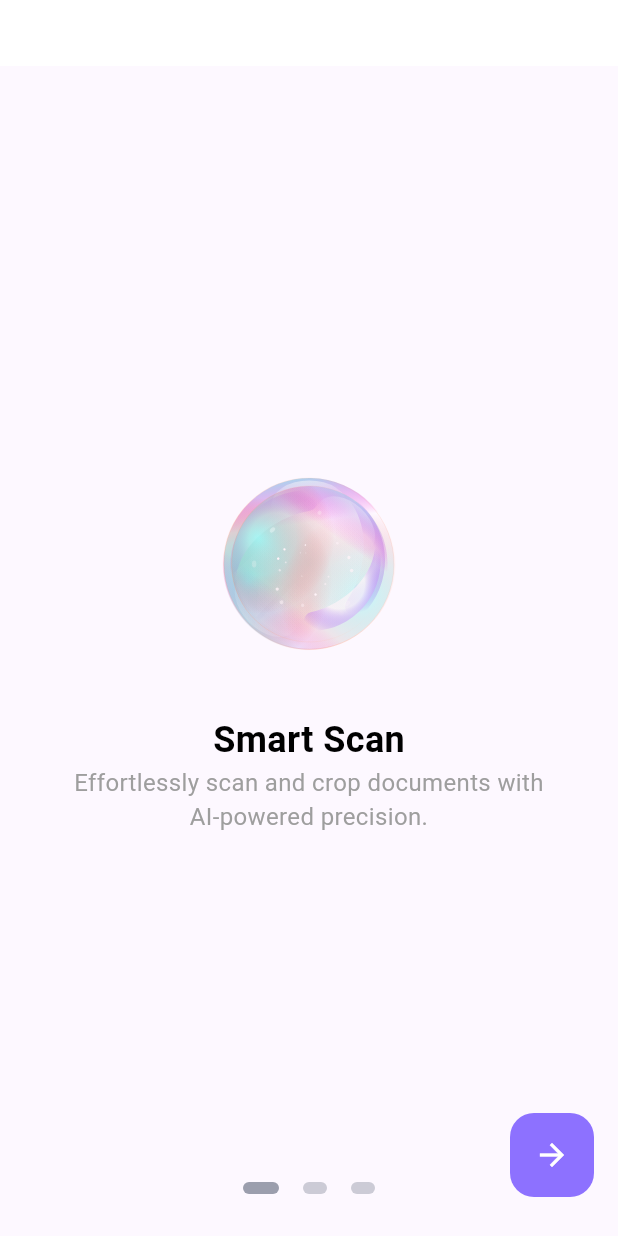
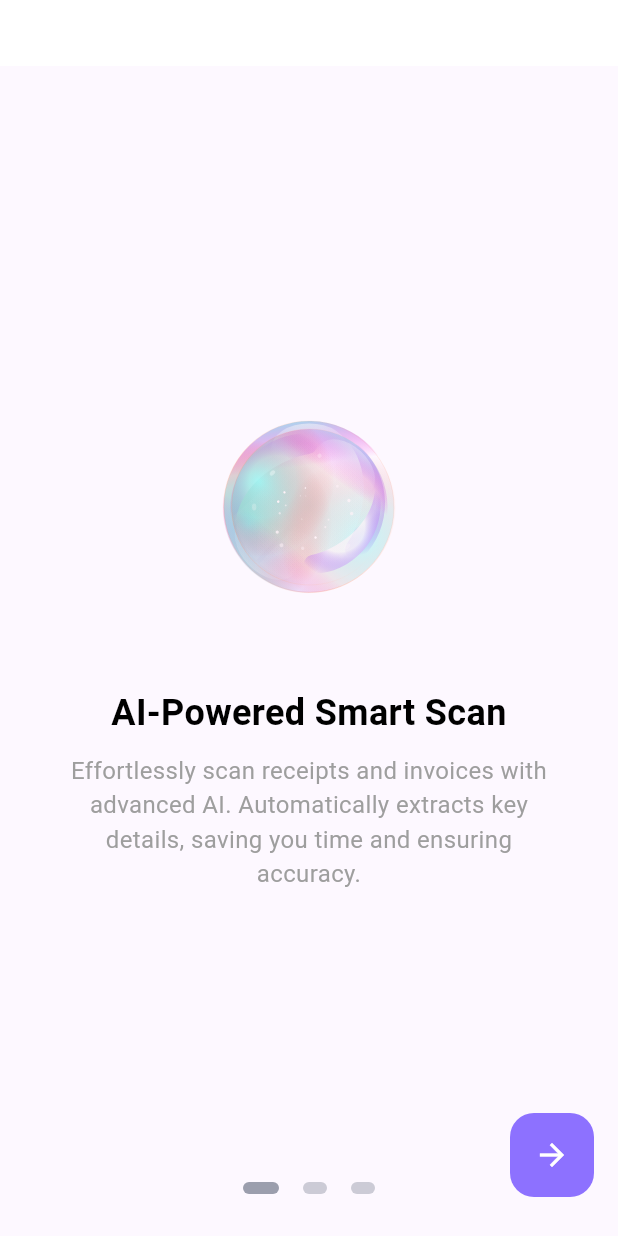
Before and after one commit to joyal670/receipt_management, a Flutter app: the screen it shows after launch, on a phone screen of 412 x 824 dp. Run offline on Flutter 3.47's test engine with Material 3 defaults, Android fonts, the phone set to English and light mode, and no system bars; drawn by our look-alikes of flutter_onboarding_slider; our stand-ins replace circle_nav_bar, firebase_ai, firebase_core, fl_chart, flutter_expandable_fab, image_picker and 2 more; missing offline and left inert: excel; accounts and stored records are empty.

Commit message:
feat: Enhance onboarding and add dynamic weekly spending chart
- **Onboarding Screen (welcome_screen.dart):**
    - Updated text content for all three onboarding slides to be more descriptive and engaging.
    - Adjusted spacing and text alignment for better visual presentation.
- **Home Screen (home_screen.dart):**
    - Integrated a new `BarChartSection` to display weekly spending.
        - The chart is now the first tab in the bottom navigation.
        - Chart data is dynamically generated based on the `invoicesNotifier`.
    - Changed AppBar title to "InvoyAI" and removed automatic back button.
- **Bar Chart Widget (bar_chart_section.dart):**
    - Created a new `BarChartSection` widget using `fl_chart`.
    - The chart visualizes daily total spending for the current week (Mon-Sun).
    - It aggregates invoice amounts based on their dates.
    - Includes touch interactivity to show tooltips with formatted amounts (e.g., "₹123.45").
    - Features a gradient bar design and customized titles for days of the week.
    - `maxY` value for the chart is now dynamically calculated based on the data, with a minimum value for better visibility of small amounts.
- **Dependencies (pubspec.yaml & pubspec.lock):**
    - Added `fl_chart: ^1.0.0` for chart functionality.
- **Constants (app_color.dart):**
    - Added `ChartThemeColors` class and a `ColorExtension` for chart-specific color definitions, including a `darken` method.
- **Excel Export (home_screen.dart):**
    - Minor refinement in Excel export logic, ensuring all header values are `TextCellValue`. (This was already mostly correct but the diff highlights it).
- **Invoice Details Dialog (home_screen.dart):**
    - Dialog is now non-dismissible by tapping outside when first scanning an invoice, requiring explicit confirm/cancel.
    - Dialog is dismissible when viewing an existing invoice.

```diff
--- a/lib/features/welcome/presentation/welcome_screen.dart
+++ b/lib/features/welcome/presentation/welcome_screen.dart
@@ -14,7 +14,7 @@ class WelcomeScreen extends StatelessWidget {
       body: OnBoardingSlider(
         headerBackgroundColor: Colors.white,
         finishButtonText: 'Get Started',
-        background: [SizedBox.shrink(), SizedBox.shrink(), SizedBox.shrink()],
+        background: const [SizedBox.shrink(), SizedBox.shrink(), SizedBox.shrink()],
         totalPage: 3,
         speed: 1.8,
         controllerColor: AppColor.grey,
@@ -22,63 +22,70 @@ class WelcomeScreen extends StatelessWidget {
           Navigator.push(context, MaterialPageRoute(builder: (context) => const HomeScreen()));
         },
         pageBodies: [
-          // Slide 1 (Existing)
+          // Slide 1: AI Scanning & Extraction
           Container(
-            padding: EdgeInsets.symmetric(horizontal: 40),
+            padding: const EdgeInsets.symmetric(horizontal: 40),
             child: Column(
               mainAxisAlignment: MainAxisAlignment.center,
               children: <Widget>[
                 Lottie.asset('assets/Animation5.json', width: double.infinity, height: 200),
-                Text(
-                  'Smart Scan',
+                const SizedBox(height: 20), // Added spacing
+                const Text(
+                  'AI-Powered Smart Scan',
                   style: TextStyle(color: Colors.black, fontSize: 24, fontWeight: FontWeight.bold),
+                  textAlign: TextAlign.center, // Center the title too
                 ),
-                Text(
-                  'Effortlessly scan and crop documents with AI-powered precision.',
+                const SizedBox(height: 10), // Added spacing
+                const Text(
+                  'Effortlessly scan receipts and invoices with advanced AI. Automatically extracts key details, saving you time and ensuring accuracy.',
                   style: TextStyle(color: Colors.grey, fontSize: 16, fontWeight: FontWeight.normal),
                   textAlign: TextAlign.center,
                 ),
               ],
             ),
           ),
-          // Slide 2 (New Text)
+          // Slide 2: Organize & Export
           Container(
-            padding: EdgeInsets.symmetric(horizontal: 40),
+            padding: const EdgeInsets.symmetric(horizontal: 40),
             child: Column(
-              mainAxisAlignment: MainAxisAlignment.center, // Added for vertical centering
+              mainAxisAlignment: MainAxisAlignment.center,
               children: <Widget>[
                 Lottie.asset('assets/Animation2.json', width: double.infinity, height: 200),
-                Text(
-                  'Organize with Ease', // New Title
+                const SizedBox(height: 20), // Added spacing
+                const Text(
+                  'Organize & Export with Ease',
                   style: TextStyle(color: Colors.black, fontSize: 24, fontWeight: FontWeight.bold),
+                  textAlign: TextAlign.center,
                 ),
-                Text(
-                  'Categorize and manage your receipts instantly for quick access, anytime, anywhere.', // New Description
+                const SizedBox(height: 10), // Added spacing
+                const Text(
+                  'Keep your financial documents neatly categorized and accessible. Export your data to Excel for simple record-keeping or sharing.',
                   style: TextStyle(color: Colors.grey, fontSize: 16, fontWeight: FontWeight.normal),
                   textAlign: TextAlign.center,
                 ),
               ],
             ),
           ),
-          // Slide 3 (New Text - see below)
+          // Slide 3: Smart Analysis & Graphical Insights
           Container(
-            padding: EdgeInsets.symmetric(horizontal: 40),
+            padding: const EdgeInsets.symmetric(horizontal: 40),
             child: Column(
-              mainAxisAlignment: MainAxisAlignment.center, // Added for vertical centering
+              mainAxisAlignment: MainAxisAlignment.center,
               children: <Widget>[
-                // Assuming you'll have a Lottie animation for this slide too, e.g., 'assets/Animation3.json'
-                // If not, you can remove this or use a SizedBox.shrink()
                 Lottie.asset(
-                  'assets/Animation3.json',
+                  'assets/Animation3.json', // Ensure this Lottie file exists
                   width: double.infinity,
                   height: 200,
-                ), // Placeholder for third animation
-                Text(
-                  'Gain Valuable Insights', // New Title
+                ),
+                const SizedBox(height: 20), // Added spacing
+                const Text(
+                  'Gain Smart Financial Insights',
                   style: TextStyle(color: Colors.black, fontSize: 24, fontWeight: FontWeight.bold),
+                  textAlign: TextAlign.center,
                 ),
-                Text(
-                  'Track your spending and get smart insights from your organized receipts.', // New Description
+                const SizedBox(height: 10), // Added spacing
+                const Text(
+                  'Gain deep financial understanding from your digitized receipts. Explore interactive charts to pinpoint every expenditure and optimize your spending for the future.',
                   style: TextStyle(color: Colors.grey, fontSize: 16, fontWeight: FontWeight.normal),
                   textAlign: TextAlign.center,
                 ),
--- a/pubspec.yaml
+++ b/pubspec.yaml
@@ -50,6 +50,7 @@ dependencies:
   lottie: ^3.3.0
   circle_nav_bar: ^2.2.0
   flutter_expandable_fab: ^2.5.2
+  fl_chart: ^1.0.0
 
 dev_dependencies:
   flutter_test:
```
Also changed, not shown: lib/constants/app_color.dart (+18 -0 lines), lib/features/home/presentation/home_screen.dart (+65 -44 lines), lib/features/home/presentation/widget/bar_chart_section.dart (added, +162 -0 lines), pubspec.lock.
